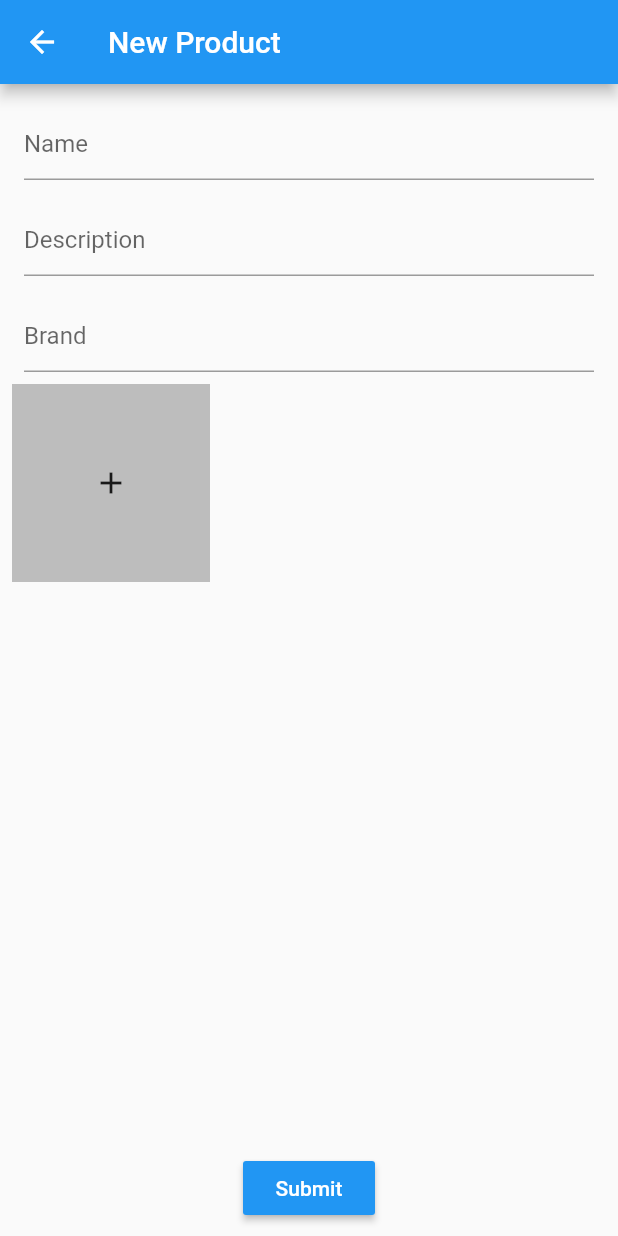
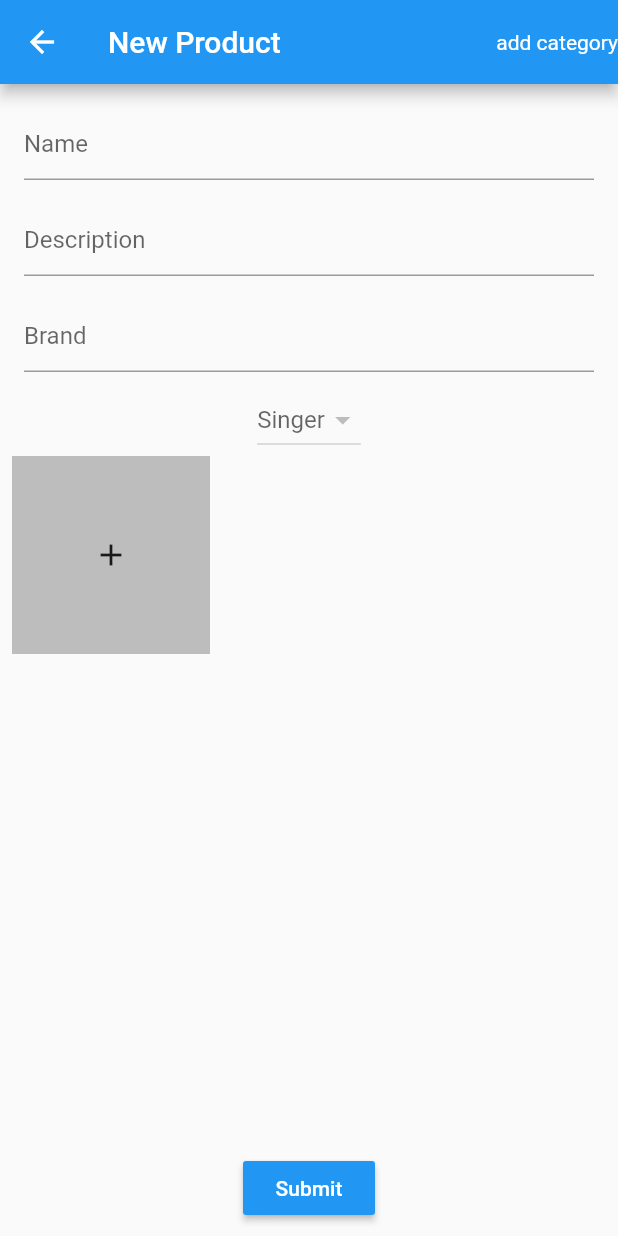
Before and after one commit to AhmedEzio47/groubuy, a Flutter app: the NewProduct screen opened directly, on a phone screen of 412 x 824 dp. Run offline on Flutter 3.47's test engine with Material 2 defaults, Android fonts, the phone set to English and light mode, and no system bars; our stand-ins replace cloud_firestore, file_picker, firebase_core, firebase_storage, random_string; accounts and stored records are empty.

Commit message:
-Categories

```diff
--- /dev/null
+++ b/lib/custom_modal.dart
@@ -0,0 +1,72 @@
+import 'package:flutter/material.dart';
+
+class CustomModal extends ModalRoute<void> {
+  final Widget child;
+  final Function onWillPop;
+
+  BuildContext _context;
+  CustomModal({this.onWillPop, this.child});
+  @override
+  Color get barrierColor => Colors.black.withOpacity(0.5);
+
+  @override
+  bool get barrierDismissible => false;
+
+  @override
+  String get barrierLabel => null;
+
+  @override
+  bool get maintainState => true;
+
+  @override
+  bool get opaque => false;
+
+  @override
+  Duration get transitionDuration => Duration(milliseconds: 500);
+
+  @override
+  Widget buildPage(
+    BuildContext context,
+    Animation<double> animation,
+    Animation<double> secondaryAnimation,
+  ) {
+    _context = context;
+
+    // This makes sure that text and other content follows the material style
+    return WillPopScope(
+      onWillPop: onBackPressed,
+      child: Material(
+        type: MaterialType.transparency,
+        // make sure that the overlay content is not cut off
+        child: SafeArea(
+          child: _buildOverlayContent(context),
+        ),
+      ),
+    );
+  }
+
+  Future<bool> onBackPressed() {
+    if (onWillPop != null) {
+      onWillPop();
+    } else {
+      Navigator.of(_context).pop();
+    }
+  }
+
+  Widget _buildOverlayContent(BuildContext context) {
+    return Center(child: child);
+  }
+
+  @override
+  Widget buildTransitions(BuildContext context, Animation<double> animation,
+      Animation<double> secondaryAnimation, Widget child) {
+    // You can add your own animations for the overlay content
+    return FadeTransition(
+      opacity: animation,
+      child: ScaleTransition(
+        scale: animation,
+        child: child,
+      ),
+    );
+  }
+}
--- a/lib/database_service.dart
+++ b/lib/database_service.dart
@@ -6,4 +6,20 @@ class DatabaseService {
     await Firestore.instance.collection('products').document(id).setData(
         {'name': name, 'description': desc, 'brand': brand, 'images': images});
   }
+
+  static addCategory(String cat) async {
+    await Firestore.instance.collection('categories').add({
+      'name': cat,
+    });
+  }
+
+  static getCategory() async {
+    List categories = [];
+    QuerySnapshot snapshot =
+        await Firestore.instance.collection('categories').getDocuments();
+    snapshot.documents.forEach((element) {
+      categories.add(element.data['name']);
+    });
+    return categories;
+  }
 }
--- a/lib/new_product.dart
+++ b/lib/new_product.dart
@@ -2,6 +2,7 @@ import 'dart:io';
 
 import 'package:flutter/material.dart';
 import 'package:groubuy/app_util.dart';
+import 'package:groubuy/custom_modal.dart';
 import 'package:groubuy/database_service.dart';
 import 'package:path/path.dart' as path;
 import 'package:random_string/random_string.dart';
@@ -15,15 +16,64 @@ class _NewProductState extends State<NewProduct> {
   TextEditingController _nameController = TextEditingController();
   TextEditingController _descController = TextEditingController();
   TextEditingController _brandController = TextEditingController();
+  TextEditingController _catController = TextEditingController();
 
+  String _chosenCat;
   List _images = [];
   List _imagesUrls = [];
+  List _categories = [];
+  @override
+  void initState() {
+    getCategories();
+    super.initState();
+  }
+
+  getCategories() async {
+    List categories = await DatabaseService.getCategory();
+    setState(() {
+      _categories = categories;
+    });
+  }
 
   @override
   Widget build(BuildContext context) {
     return Scaffold(
       appBar: AppBar(
         title: Text('New Product'),
+        actions: [
+          InkWell(
+            child: Center(child: Text('add category')),
+            onTap: () {
+              Navigator.push(
+                  context,
+                  CustomModal(
+                      child: Container(
+                    color: Colors.white,
+                    width: 300,
+                    height: 300,
+                    child: Column(
+                      children: [
+                        Padding(
+                          padding: const EdgeInsets.all(16.0),
+                          child: TextField(
+                              controller: _catController,
+                              decoration:
+                                  InputDecoration(hintText: 'new category')),
+                        ),
+                        RaisedButton(
+                          onPressed: () async {
+                            await DatabaseService.addCategory(
+                                _catController.text);
+                            Navigator.pop(context);
+                          },
+                          child: Text('submit'),
+                        )
+                      ],
+                    ),
+                  )));
+            },
+          ),
+        ],
       ),
       body: Center(
         child: Padding(
@@ -37,6 +87,22 @@ class _NewProductState extends State<NewProduct> {
                   padding: 8, hint: 'Description', controller: _descController),
               _myTextField(
                   padding: 8, hint: 'Brand', controller: _brandController),
+              DropdownButton(
+                hint: Text('Singer'),
+                value: _chosenCat,
+                onChanged: (text) async {
+                  setState(() {
+                    _chosenCat = text;
+                  });
+                },
+                items: (_categories)
+                    .map<DropdownMenuItem<dynamic>>((dynamic value) {
+                  return DropdownMenuItem<dynamic>(
+                    value: value,
+                    child: Text(value),
+                  );
+                }).toList(),
+              ),
               Expanded(
                 child: GridView.builder(
                   itemCount: _images.length + 1,
```
Also changed, not shown: 5 other files.
